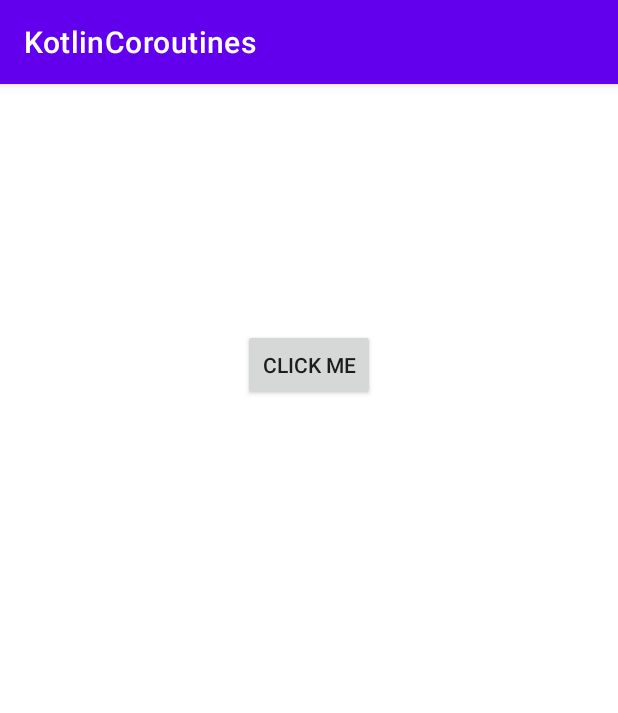
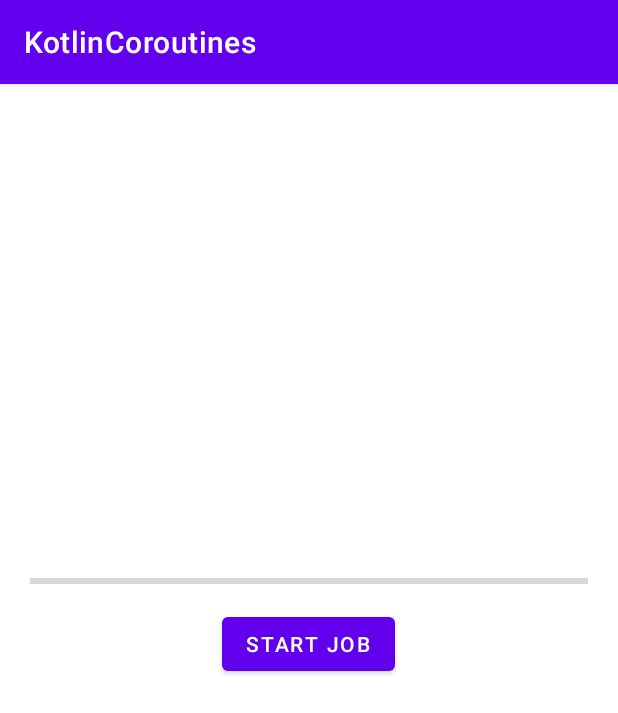
Before and after one commit to NikhilBoni07/KotlinCoroutines, an Android app: the screen it shows after launch (MainActivity), on a phone screen of 412 x 824 dp. Shown: the top 713 px of the screen. Run offline under Robolectric (Android 15) with nearby library versions, the phone set to English and light mode, and no system bars.

Commit message:
Coroutine Example - Progress bar updating

```diff
--- a/app/src/main/res/layout/activity_main.xml
+++ b/app/src/main/res/layout/activity_main.xml
@@ -6,24 +6,44 @@
     android:layout_height="match_parent"
     tools:context=".MainActivity">
 
-    <TextView
-        android:id="@+id/text"
-        android:layout_width="wrap_content"
+    <LinearLayout
+        android:id="@+id/linearLayout"
+        android:layout_width="match_parent"
         android:layout_height="wrap_content"
+        android:gravity="center"
+        android:layout_margin="20dp"
+        android:orientation="vertical"
         app:layout_constraintBottom_toBottomOf="parent"
-        app:layout_constraintEnd_toEndOf="parent"
-        app:layout_constraintStart_toStartOf="parent"
-        app:layout_constraintTop_toTopOf="parent" />
+        app:layout_constraintLeft_toLeftOf="parent"
+        app:layout_constraintLeft_toRightOf="parent"
+        app:layout_constraintTop_toTopOf="parent"
+        app:layout_constraintVertical_chainStyle="packed">
 
-    <androidx.appcompat.widget.AppCompatButton
-        android:id="@+id/button"
-        android:layout_width="wrap_content"
-        android:layout_height="wrap_content"
-        android:text="Click me"
-        app:layout_constraintBottom_toTopOf="@+id/text"
-        app:layout_constraintEnd_toEndOf="parent"
-        app:layout_constraintStart_toStartOf="parent"
-        app:layout_constraintTop_toTopOf="parent"
-        tools:ignore="MissingConstraints" />
+
+        <ProgressBar
+            android:id="@+id/job_progress_bar"
+            style="@style/Widget.AppCompat.ProgressBar.Horizontal"
+            android:layout_width="match_parent"
+            android:layout_height="wrap_content" />
+
+
+        <Button
+            android:id="@+id/job_button"
+            android:layout_width="wrap_content"
+            android:layout_height="wrap_content"
+            android:layout_marginTop="10dp"
+            android:text="Start Job" />
+
+        <TextView
+            android:id="@+id/job_complete_text"
+            android:layout_width="wrap_content"
+            android:layout_height="wrap_content"
+            android:layout_marginTop="20dp"
+            android:textColor="#000"
+            android:textSize="20sp" />
+
+
+    </LinearLayout>
+
 
 </androidx.constraintlayout.widget.ConstraintLayout>
```
Also changed, not shown: app/src/main/java/com/learn/kotlincoroutines/MainActivity.kt (+59 -58 lines).
